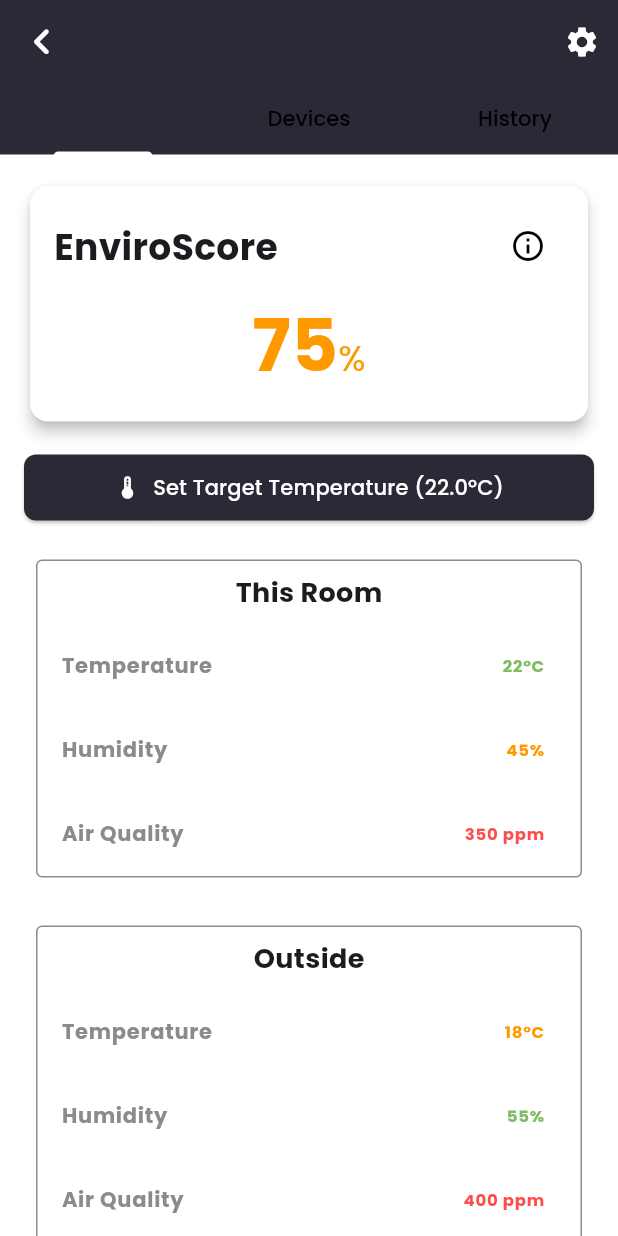
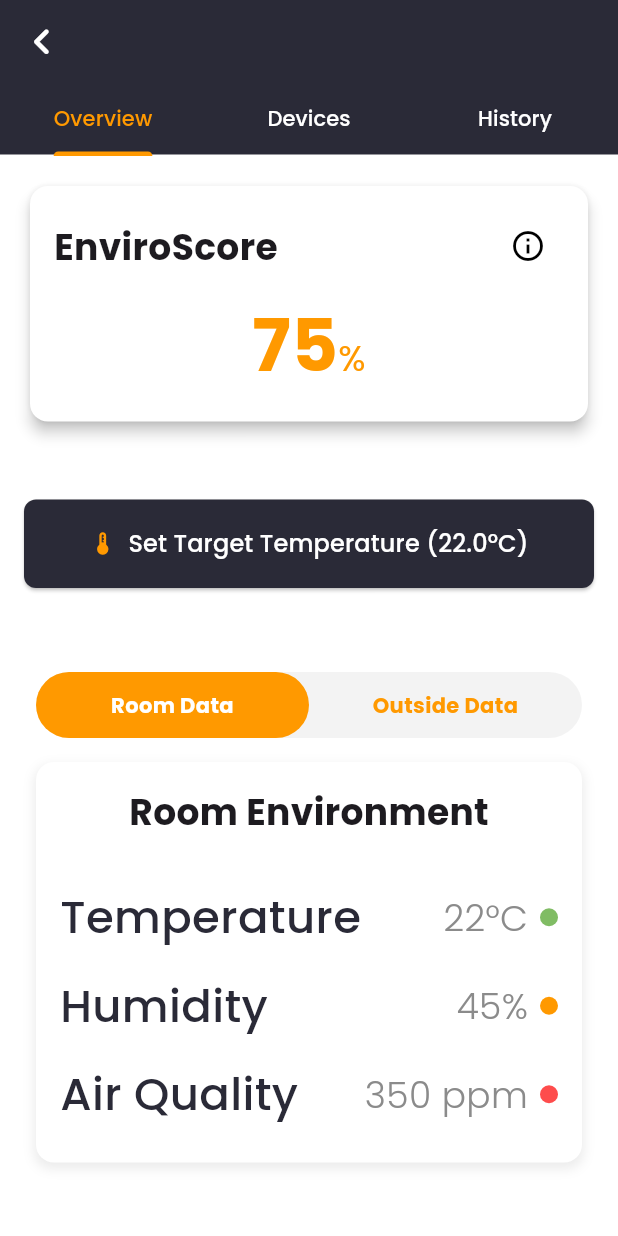
Before and after one commit to KempDewulf/envirosense-app, a Flutter app: the RoomOverviewScreen screen opened directly with empty values, on a phone screen of 412 x 824 dp. Run offline on Flutter 3.47's test engine with Material 3 defaults, Android fonts, the phone set to English and light mode, and no system bars; our stand-ins replace camera, dotted_border, firebase_auth, firebase_core, fl_chart, flutter_dotenv and 4 more; accounts and stored records are empty.

Commit message:
feat: enhance RoomOverviewScreen with DataDisplayBox for room and outside data visualization

```diff
--- a/lib/presentation/views/room_overview_screen.dart
+++ b/lib/presentation/views/room_overview_screen.dart
@@ -1,4 +1,5 @@
 import 'package:envirosense/core/constants/colors.dart';
+import 'package:envirosense/presentation/widgets/data_display_box.dart';
 import 'package:envirosense/presentation/widgets/device_list.dart';
 import 'package:envirosense/presentation/widgets/enviro_score_card.dart';
 import 'package:flutter/material.dart';
@@ -17,6 +18,7 @@ class _RoomOverviewScreenState extends State<RoomOverviewScreen> with SingleTick
   late final RoomOverviewController _controller;
   late final TabController _tabController;
   bool _isLoading = true;
+  bool _showRoomData = true;
   String? _error;
 
   @override
@@ -49,15 +51,13 @@ class _RoomOverviewScreenState extends State<RoomOverviewScreen> with SingleTick
           iconSize: 35,
           onPressed: () => Navigator.pop(context),
         ),
-        title: Text(widget.roomName),
-        actions: [
-          IconButton(
-            icon: const Icon(Icons.settings),
-            onPressed: () {
-              // Navigate to room settings
-            },
+        title: Text(
+          widget.roomName,
+          style: const TextStyle(
+            fontWeight: FontWeight.bold,
+            color: AppColors.whiteColor
+            ),
           ),
-        ],
         bottom: TabBar(
           controller: _tabController,
           tabs: const [
@@ -65,6 +65,9 @@ class _RoomOverviewScreenState extends State<RoomOverviewScreen> with SingleTick
             Tab(text: 'Devices'),
             Tab(text: 'History'),
           ],
+          labelColor: AppColors.secondaryColor,
+          indicatorColor: AppColors.secondaryColor,
+          unselectedLabelColor: AppColors.whiteColor,
         ),
       ),
       body: RefreshIndicator(
@@ -112,12 +115,12 @@ class _RoomOverviewScreenState extends State<RoomOverviewScreen> with SingleTick
           score: _controller.getEnviroScore(),
           onInfoPressed: _showEnviroScoreInfo,
         ),
-        const SizedBox(height: 16),
+        const SizedBox(height: 48),
         ElevatedButton(
           onPressed: () => _showTargetTemperatureSheet(context),
           style: ElevatedButton.styleFrom(
             backgroundColor: AppColors.primaryColor,
-            padding: const EdgeInsets.symmetric(vertical: 12),
+            padding: const EdgeInsets.symmetric(vertical: 18),
             shape: RoundedRectangleBorder(
               borderRadius: BorderRadius.circular(8),
             ),
@@ -125,29 +128,88 @@ class _RoomOverviewScreenState extends State<RoomOverviewScreen> with SingleTick
           child: Row(
             mainAxisAlignment: MainAxisAlignment.center,
             children: [
-              const Icon(Icons.thermostat, color: AppColors.whiteColor),
+              const Icon(Icons.thermostat, color: AppColors.secondaryColor),
               const SizedBox(width: 8),
               Text(
                 'Set Target Temperature (${_controller.getTargetTemperature()}°C)',
-                style: const TextStyle(color: AppColors.whiteColor),
+                style: const TextStyle(color: AppColors.whiteColor, fontSize: 16),
               ),
             ],
           ),
         ),
-        const SizedBox(height: 16),
+        const SizedBox(height: 48),
         Container(
           padding: const EdgeInsets.all(8),
-          child: DataDisplayBox(
-            title: 'This Room',
-            data: _controller.getRoomData(widget.roomName),
-          ),
-        ),
-        const SizedBox(height: 16),
-        Container(
-          padding: const EdgeInsets.all(8),
-          child: DataDisplayBox(
-            title: 'Outside',
-            data: _controller.getOutsideData(),
+          child: Column(
+            children: [
+              // Toggle buttons
+              Container(
+                decoration: BoxDecoration(
+                  color: AppColors.accentColor.withOpacity(0.1),
+                  borderRadius: BorderRadius.circular(25),
+                ),
+                child: Row(
+                  children: [
+                    Expanded(
+                      child: GestureDetector(
+                        onTap: () => setState(() => _showRoomData = true),
+                        child: Container(
+                          padding: const EdgeInsets.symmetric(vertical: 12),
+                          decoration: BoxDecoration(
+                            color: _showRoomData
+                                ? AppColors.secondaryColor
+                                : Colors.transparent,
+                            borderRadius: BorderRadius.circular(25),
+                          ),
+                          child: Text(
+                            'Room Data',
+                            textAlign: TextAlign.center,
+                            style: TextStyle(
+                              color: _showRoomData
+                                  ? Colors.white
+                                  : AppColors.secondaryColor,
+                              fontWeight: FontWeight.bold,
+                            ),
+                          ),
+                        ),
+                      ),
+                    ),
+                    Expanded(
+                      child: GestureDetector(
+                        onTap: () => setState(() => _showRoomData = false),
+                        child: Container(
+                          padding: const EdgeInsets.symmetric(vertical: 12),
+                          decoration: BoxDecoration(
+                            color: !_showRoomData
+                                ? AppColors.secondaryColor
+                                : Colors.transparent,
+                            borderRadius: BorderRadius.circular(25),
+                          ),
+                          child: Text(
+                            'Outside Data',
+                            textAlign: TextAlign.center,
+                            style: TextStyle(
+                              color: !_showRoomData
+                                  ? Colors.white
+                                  : AppColors.secondaryColor,
+                              fontWeight: FontWeight.bold,
+                            ),
+                          ),
+                        ),
+                      ),
+                    ),
+                  ],
+                ),
+              ),
+              const SizedBox(height: 16),
+              DataDisplayBox(
+                key: ValueKey(_showRoomData),
+                title: _showRoomData ? 'Room Environment' : 'Outside Environment',
+                data: _showRoomData
+                    ? _controller.getRoomData(widget.roomName)
+                    : _controller.getOutsideData(),
+              ),
+            ],
           ),
         ),
       ],
@@ -240,69 +302,3 @@ class _RoomOverviewScreenState extends State<RoomOverviewScreen> with SingleTick
     super.dispose();
   }
 }
-
-class DataDisplayBox extends StatelessWidget {
-  final String title;
-  final Map<String, Map<String, dynamic>>
-      data; // Updated type to include status
-
-  const DataDisplayBox({
-    super.key,
-    required this.title,
-    required this.data,
-  });
-
-  Color _getStatusColor(String status) {
-    switch (status.toLowerCase()) {
-      case 'good':
-        return AppColors.greenColor;
-      case 'bad':
-        return AppColors.redColor;
-      case 'medium':
-        return AppColors.secondaryColor;
-      default:
-        return AppColors.blackColor;
-    }
-  }
-
-  @override
-  Widget build(BuildContext context) {
-    return Container(
-      decoration: BoxDecoration(
-        border: Border.all(color: AppColors.accentColor),
-        borderRadius: BorderRadius.circular(4.0),
-      ),
-      child: Column(
-        children: [
-          Padding(
-            padding: const EdgeInsets.all(8.0),
-            child: Text(
-              title,
-              style: const TextStyle(
-                fontSize: 18,
-                fontWeight: FontWeight.bold,
-              ),
-            ),
-          ),
-          ...data.entries.map((entry) => ListTile(
-                title: Text(
-                  entry.key,
-                  style: const TextStyle(
-                    fontSize: 14,
-                    fontWeight: FontWeight.bold,
-                    color: AppColors.accentColor,
-                  ),
-                ),
-                trailing: Text(
-                  entry.value['value'],
-                  style: TextStyle(
-                    fontWeight: FontWeight.bold,
-                    color: _getStatusColor(entry.value['status']),
-                  ),
-                ),
-              )),
-        ],
-      ),
-    );
-  }
-}
--- /dev/null
+++ b/lib/presentation/widgets/data_display_box.dart
@@ -0,0 +1,91 @@
+import 'package:envirosense/core/constants/colors.dart';
+import 'package:flutter/material.dart';
+
+class DataDisplayBox extends StatelessWidget {
+  final String title;
+  final Map<String, Map<String, dynamic>>
+      data; // Updated type to include status
+
+  const DataDisplayBox({
+    super.key,
+    required this.title,
+    required this.data,
+  });
+
+  Color _getStatusColor(String status) {
+    switch (status.toLowerCase()) {
+      case 'good':
+        return AppColors.greenColor;
+      case 'bad':
+        return AppColors.redColor;
+      case 'medium':
+        return AppColors.secondaryColor;
+      default:
+        return AppColors.blackColor;
+    }
+  }
+
+  @override
+  Widget build(BuildContext context) {
+    return Container(
+      decoration: BoxDecoration(
+        color: Colors.white,
+        borderRadius: BorderRadius.circular(12.0),
+        boxShadow: [
+          BoxShadow(
+            color: Colors.grey.withOpacity(0.2),
+            spreadRadius: 1,
+            blurRadius: 6,
+            offset: const Offset(0, 3),
+          ),
+        ],
+      ),
+      padding: const EdgeInsets.all(16),
+      child: Column(
+        children: [
+          Text(
+            title,
+            style: const TextStyle(
+              fontSize: 24,
+              fontWeight: FontWeight.bold,
+            ),
+          ),
+          const SizedBox(height: 24),
+          ...data.entries.map((entry) => Padding(
+            padding: const EdgeInsets.symmetric(vertical: 8),
+            child: Row(
+              children: [
+                Text(
+                  entry.key,
+                  style: const TextStyle(
+                    fontSize: 30,
+                    fontWeight: FontWeight.w500,
+                    color: AppColors.primaryColor,
+                  ),
+                ),
+                const Spacer(),
+                Text(
+                  entry.value['value'],
+                  style: const TextStyle(
+                    fontSize: 24,
+                    fontWeight: FontWeight.w300,
+                    color: AppColors.accentColor,
+                  ),
+                ),
+                const SizedBox(width: 8),
+                Container(
+                  width: 12,
+                  height: 12,
+                  decoration: BoxDecoration(
+                    color: _getStatusColor(entry.value['status']),
+                    shape: BoxShape.circle,
+                  ),
+                ),
+              ],
+            ),
+          )).toList(),
+        ],
+      ),
+    );
+  }
+}
```
